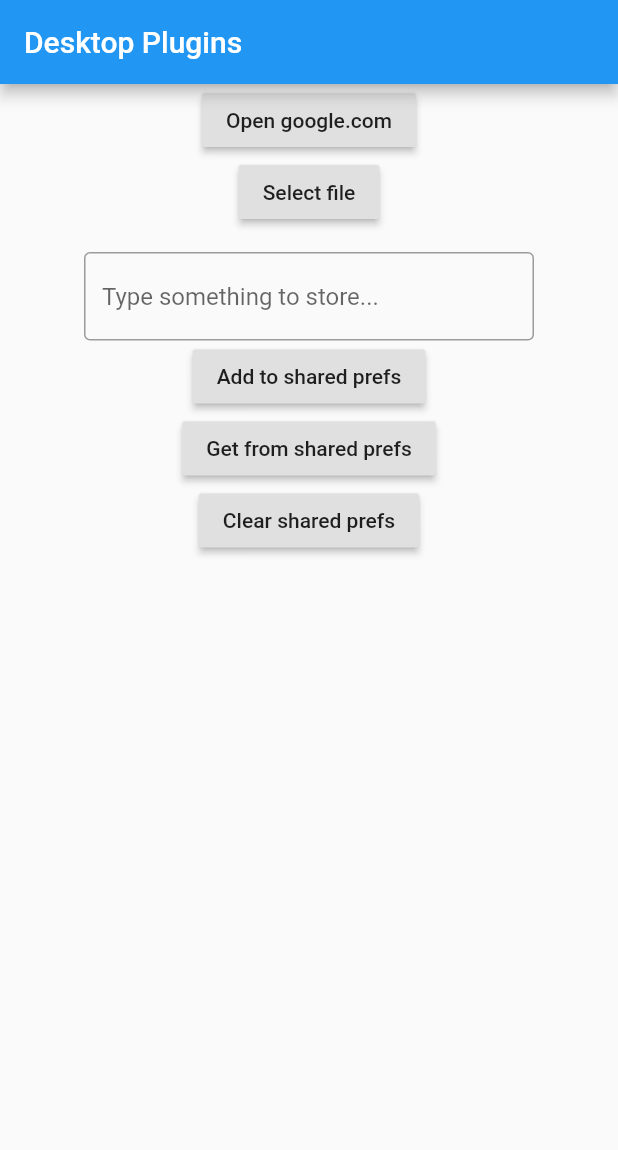
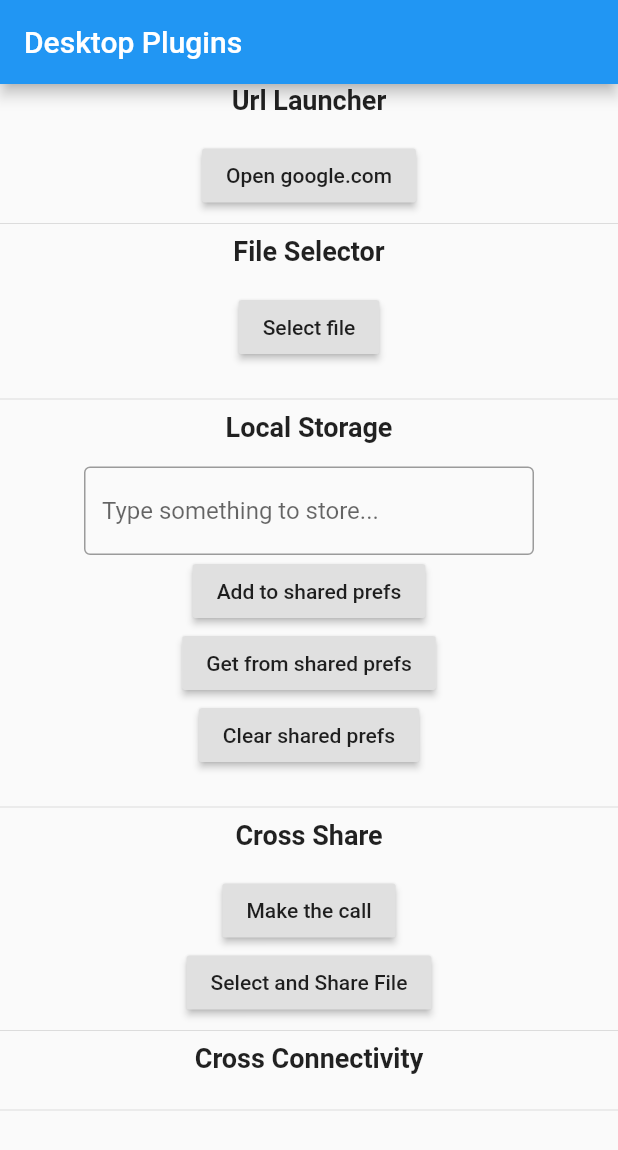
Before and after one commit to OlehMarch/flutter_desktop_plugins, a Flutter app: the screen it shows after launch, on a phone screen of 412 x 824 dp. Shown: the top 1150 px of the screen. Run offline on Flutter 3.47's test engine with Material 2 defaults, Android fonts, the light colour scheme and no system bars; missing offline and left inert: cross_share, file_selector, local_storage.

Commit message:
moved cross_share into the separate repo

```diff
--- a/lib/main.dart
+++ b/lib/main.dart
@@ -1,6 +1,7 @@
 import 'package:flutter/material.dart';
 import 'package:local_storage/local_storage.dart';
 
+import 'package:cross_share/cross_share.dart';
 import 'package:url_launcher/url_launcher.dart';
 import 'package:file_selector/file_selector.dart';
 
@@ -44,6 +45,21 @@ class _MyHomePageState extends State<MyHomePage> {
     _initLocalStorage();
   }
 
+  Widget _buildSection({List<Widget> children, String title}) => Column(
+        children: <Widget>[
+          Text(
+            title,
+            style: TextStyle(
+              fontSize: 18,
+              fontWeight: FontWeight.bold,
+            ),
+          ),
+          const SizedBox(height: 16),
+          ...children,
+          const Divider(),
+        ],
+      );
+
   @override
   Widget build(BuildContext context) {
     return Scaffold(
@@ -52,6 +68,9 @@ class _MyHomePageState extends State<MyHomePage> {
       ),
       body: ListView(
         children: <Widget>[
+          _buildSection(
+            title: 'Url Launcher',
+            children: [
               Center(
                 child: RaisedButton(
                   onPressed: () {
@@ -60,6 +79,11 @@ class _MyHomePageState extends State<MyHomePage> {
                   child: Text('Open google.com'),
                 ),
               ),
+            ],
+          ),
+          _buildSection(
+            title: 'File Selector',
+            children: [
               Center(
                 child: RaisedButton(
                   onPressed: () async {
@@ -75,6 +99,11 @@ class _MyHomePageState extends State<MyHomePage> {
                 ),
               ),
               Center(child: Text(_selectedFile)),
+            ],
+          ),
+          _buildSection(
+            title: 'Local Storage',
+            children: [
               Center(
                 child: ConstrainedBox(
                   constraints: BoxConstraints(maxWidth: 300),
@@ -103,8 +132,8 @@ class _MyHomePageState extends State<MyHomePage> {
                 child: RaisedButton(
                   onPressed: () {
                     final result = _localStorage.getString('value');
-                setState(() =>
-                    _prefStatus = 'Retreived value from Shared Prefs: $result');
+                    setState(() => _prefStatus =
+                        'Retreived value from Shared Prefs: $result');
                   },
                   child: Text('Get from shared prefs'),
                 ),
@@ -121,6 +150,43 @@ class _MyHomePageState extends State<MyHomePage> {
               Center(child: Text(_prefStatus)),
             ],
           ),
+          _buildSection(
+            title: 'Cross Share',
+            children: [
+              Center(
+                child: RaisedButton(
+                  onPressed: () {
+                    Share().shareUrl(url: 'tel:0001112223');
+                  },
+                  child: Text('Make the call'),
+                ),
+              ),
+              Center(
+                child: RaisedButton(
+                  onPressed: () async {
+                    final file = await FileSelector().pickFile(
+                      type: FileType.img,
+                    );
+
+                    if (file == null) return;
+
+                    await Share().shareFile(
+                      name: file.name,
+                      bytes: file.bytes,
+                      type: file.type,
+                    );
+                  },
+                  child: Text('Select and Share File'),
+                ),
+              ),
+            ],
+          ),
+          _buildSection(
+            title: 'Cross Connectivity',
+            children: [],
+          ),
+        ],
+      ),
     );
   }
 }
--- a/packages/cross_share/lib/cross_share.dart
+++ /dev/null
@@ -1,7 +0,0 @@
-library cross_share;
-
-/// A Calculator.
-class Calculator {
-  /// Returns [value] plus 1.
-  int addOne(int value) => value + 1;
-}
--- a/pubspec.yaml
+++ b/pubspec.yaml
@@ -4,7 +4,7 @@ description: A new Flutter project.
 version: 1.0.0+1
 
 environment:
-  sdk: ">=2.1.0 <3.0.0"
+  sdk: ">=2.6.0 <3.0.0"
 
 dependencies:
   flutter:
@@ -26,6 +26,10 @@ dependencies:
   local_storage:
     git:
       url: https://github.com/marchdev-tk/local_storage
+
+  cross_share:
+    git:
+      url: https://github.com/marchdev-tk/cross_share
 
 dev_dependencies:
   flutter_test:
```
Also changed, not shown: packages/cross_share/pubspec.yaml (deleted, +0 -53 lines), 6 other files. Lines whose indentation alone changed are shown as unchanged.
